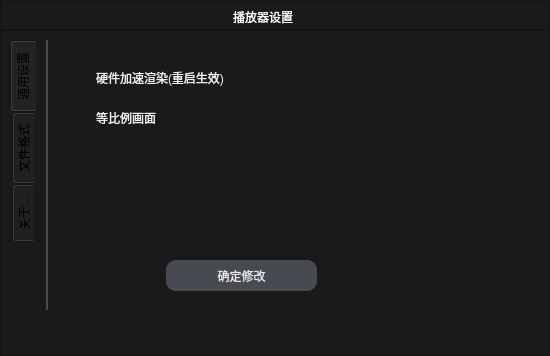
Above: dlgoption.ui from zhxin999/weplayer before the change. Below: the same form after it.
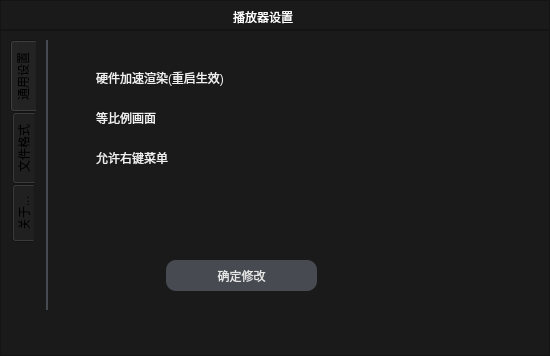
That is the form after the change. The open tabs and pages were chosen to show the change. Icons and pictures are not drawn.

The edit to the form file:
```diff
--- a/dlgoption.ui
+++ b/dlgoption.ui
@@ -266,6 +266,23 @@
              <string>等比例画面</string>
             </property>
            </widget>
+           <widget class="QCheckBox" name="chkEnableRightClick">
+            <property name="geometry">
+             <rect>
+              <x>40</x>
+              <y>110</y>
+              <width>181</width>
+              <height>16</height>
+             </rect>
+            </property>
+            <property name="styleSheet">
+             <string notr="true">QCheckBox{background-color: rgba(0, 0, 0, 0);color:#F0F0F0}
+QCheckBox:hover{ background-color: rgba(0, 0, 0, 0);color:#1DB1EA;}</string>
+            </property>
+            <property name="text">
+             <string>允许右键菜单</string>
+            </property>
+           </widget>
           </widget>
           <widget class="QWidget" name="tabExtent">
            <attribute name="title">
```
